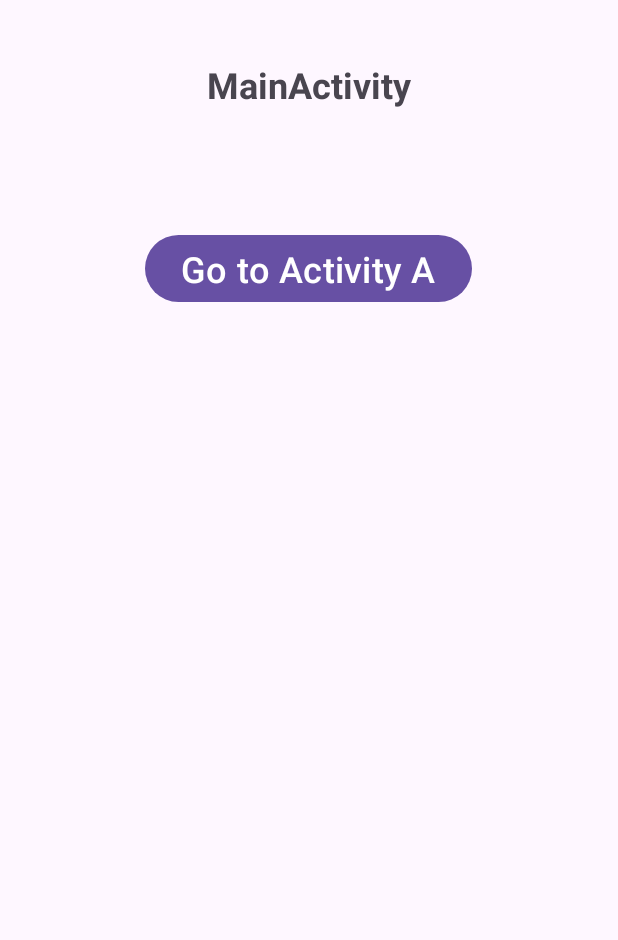
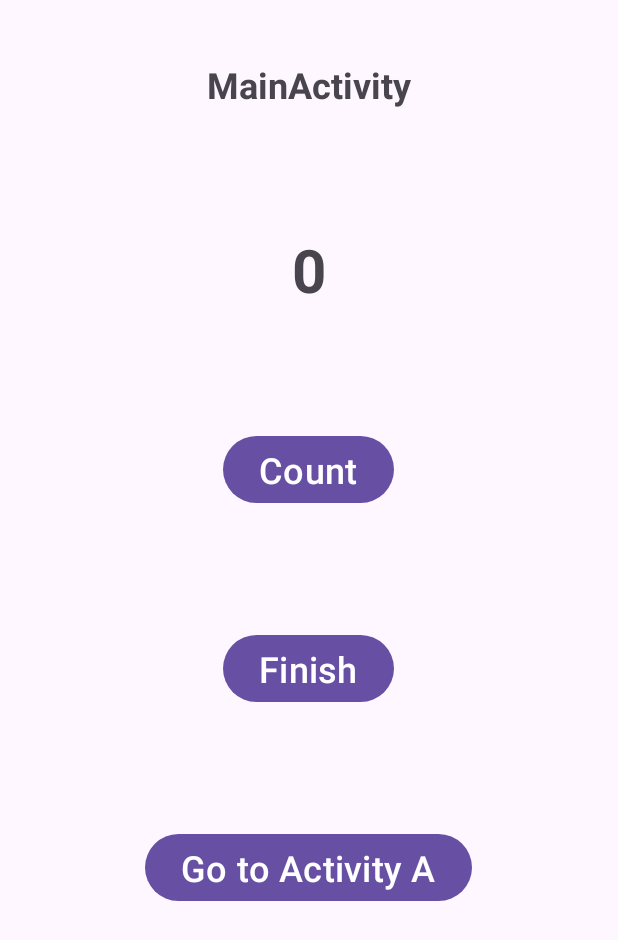
Before and after one commit to NguyenCoderVN/ActivityBasic, an Android app: the screen it shows after launch (MainActivity), on a phone screen of 412 x 824 dp. Shown: the top 940 px of the screen. Run offline under Robolectric (Android 15) with nearby library versions, the phone set to English and light mode, and no system bars; our stand-ins replace Timber.

Commit message:
Activity Lifecycle Start

```diff
--- a/app/src/main/java/com/nguyencodervn/klad_activitybasic/ActivityA.kt
+++ b/app/src/main/java/com/nguyencodervn/klad_activitybasic/ActivityA.kt
@@ -2,6 +2,7 @@ package com.nguyencodervn.klad_activitybasic
 
 import android.os.Bundle
 import androidx.appcompat.app.AppCompatActivity
+import timber.log.Timber
 
 class ActivityA : AppCompatActivity() {
     override fun onCreate(savedInstanceState: Bundle?) {
--- a/app/src/main/java/com/nguyencodervn/klad_activitybasic/MainActivity.kt
+++ b/app/src/main/java/com/nguyencodervn/klad_activitybasic/MainActivity.kt
@@ -4,20 +4,38 @@ import android.content.Intent
 import android.os.Bundle
 import android.util.Log
 import android.widget.Button
+import android.widget.TextView
 import androidx.appcompat.app.AppCompatActivity
 import timber.log.Timber
 
 class MainActivity : AppCompatActivity() {
     private lateinit var mainToABt : Button
+    private lateinit var countBt : Button
+    private lateinit var finishBt : Button
+    private lateinit var countTv : TextView
+        private var count : Int = 0
 
     override fun onCreate(savedInstanceState: Bundle?) {
         super.onCreate(savedInstanceState)
         setContentView(R.layout.activity_main)
         mainToABt = findViewById(R.id.mainToABt)
+        countBt = findViewById(R.id.countBt)
+        finishBt = findViewById(R.id.finishBt)
+        countTv = findViewById(R.id.countTv)
+        countTv.text = "0"
 
         mainToABt.setOnClickListener {
             val intent = Intent(this, ActivityA::class.java)
             startActivity(intent)
         }
+
+        finishBt.setOnClickListener {
+            finish()
+        }
+
+        countBt.setOnClickListener {
+            count += 1
+            countTv.text = count.toString()
+        }
     }
 }
--- a/app/src/main/res/layout/activity_main.xml
+++ b/app/src/main/res/layout/activity_main.xml
@@ -15,6 +15,31 @@
         android:textSize="24sp"
         android:textStyle="bold" />
 
+    <TextView
+        android:id="@+id/countTv"
+        android:layout_width="wrap_content"
+        android:layout_height="wrap_content"
+        android:layout_margin="40dp"
+        android:text="0"
+        android:textSize="40sp"
+        android:textStyle="bold" />
+
+    <Button
+        android:id="@+id/countBt"
+        android:layout_width="wrap_content"
+        android:layout_height="wrap_content"
+        android:layout_margin="40dp"
+        android:text="Count"
+        android:textSize="24sp" />
+
+    <Button
+        android:id="@+id/finishBt"
+        android:layout_width="wrap_content"
+        android:layout_height="wrap_content"
+        android:layout_margin="40dp"
+        android:text="Finish"
+        android:textSize="24sp" />
+
     <Button
         android:id="@+id/mainToABt"
         android:layout_width="wrap_content"
```
